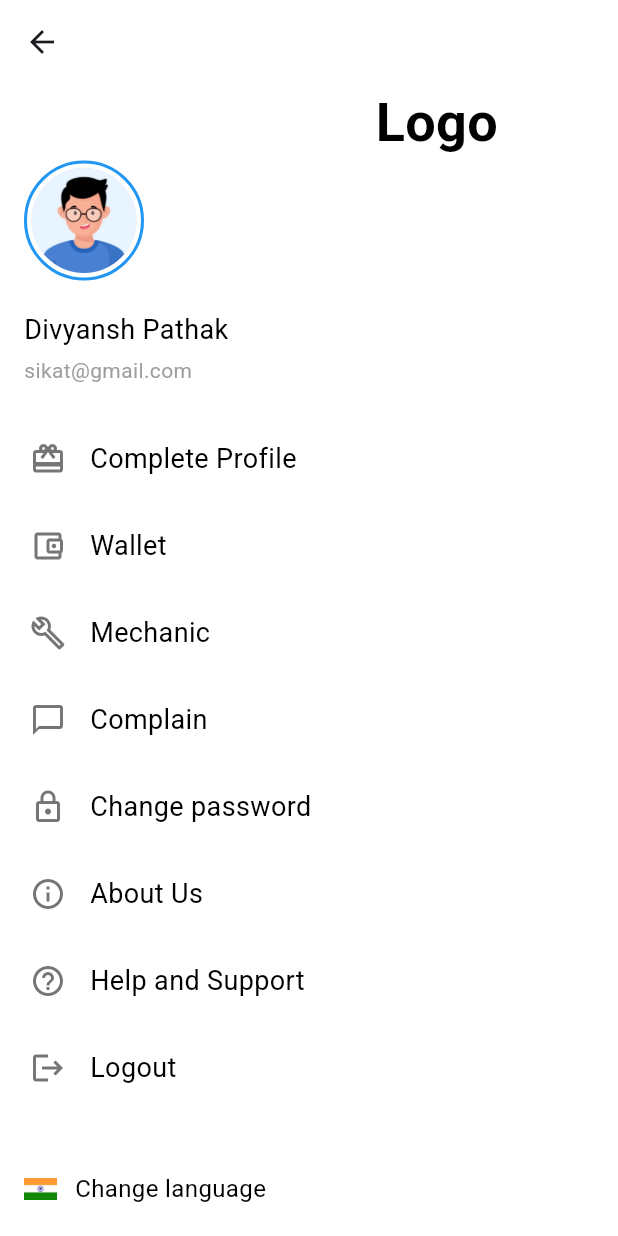
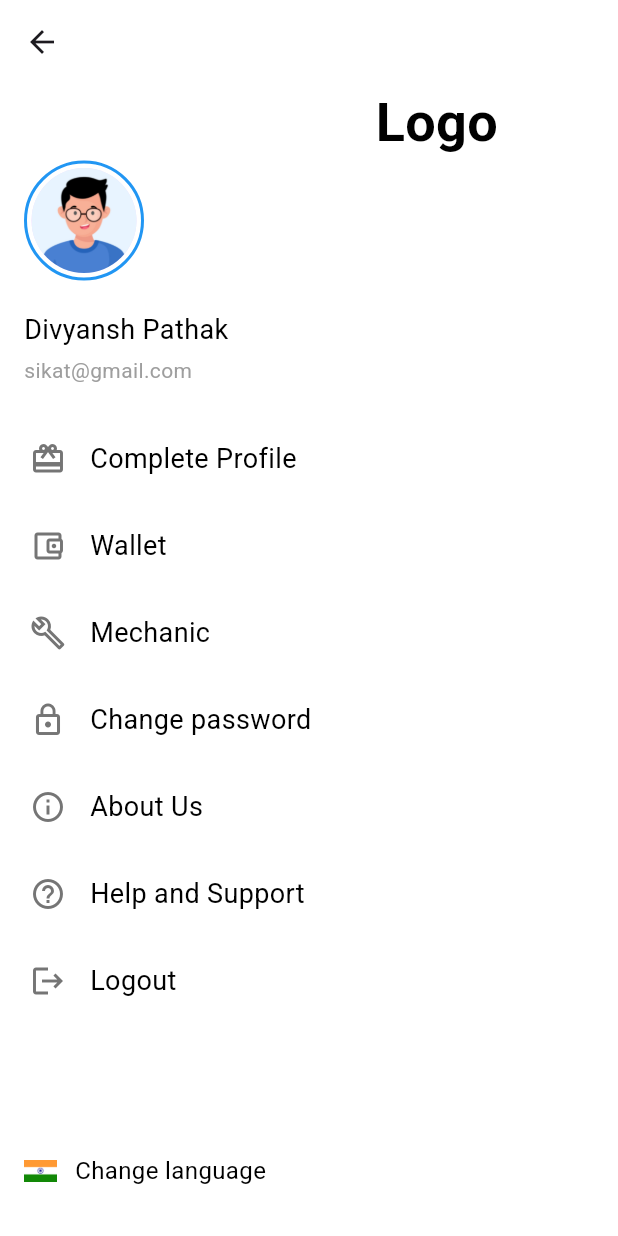
Before and after one commit to sikatienterprises/tukugo-driver, a Flutter app: the HomeScreen screen opened by its route, after a tap on the "menu" icon, on a phone screen of 412 x 824 dp. Run offline on Flutter 3.47's test engine with Material 3 defaults, Android fonts, the phone set to English and light mode, and no system bars; our stand-ins replace dotted_border, flutter_map, flutter_svg, go_router, image_picker, intl_phone_field and 1 more; project files that could hold a hidden picture were left out.

Commit message:
Fix: Fixed routing issues.

```diff
--- a/lib/screen/drawer/contactUs.dart
+++ b/lib/screen/drawer/contactUs.dart
@@ -1,5 +1,6 @@
 import 'package:flutter/material.dart';
 import 'package:intl_phone_field/intl_phone_field.dart';
+import 'package:tukugo/screen/drawer/chat.dart';
 
 class ContactUsScreen extends StatefulWidget {
   const ContactUsScreen({Key? key}) : super(key: key);
@@ -265,8 +266,8 @@ class _ContactUsScreenState extends State<ContactUsScreen> {
                 height: 50,
                 child: ElevatedButton(
                   onPressed: () {
-                    ScaffoldMessenger.of(context).showSnackBar(
-                      const SnackBar(content: Text('Opening chat...')),
+                    Navigator.of(context, rootNavigator: true).push(
+                      MaterialPageRoute(builder: (context) => ChatScreen()),
                     );
                   },
                   style: ElevatedButton.styleFrom(
--- a/lib/screen/drawer/profile_drawer.dart
+++ b/lib/screen/drawer/profile_drawer.dart
@@ -3,6 +3,7 @@ import 'package:go_router/go_router.dart';
 import 'package:tukugo/auth/vehicle_selection_page.dart';
 import 'package:tukugo/screen/drawer/aboutUs.dart';
 import 'package:tukugo/screen/drawer/changeLanguage.dart';
+import 'package:tukugo/screen/drawer/contactUs.dart';
 import 'package:tukugo/screen/drawer/globals.dart';
 import 'package:tukugo/screen/drawer/wallet.dart';
 import 'package:tukugo/screen/drawer/change-password.dart';
@@ -93,7 +94,10 @@ class _ProfileScreenState extends State<ProfileScreen> {
                   Icons.card_giftcard_outlined,
                   'Complete Profile',
                   onTap: () {
-                    context.push('/');
+                    Navigator.of(context, rootNavigator: true).push(
+                      MaterialPageRoute(
+                          builder: (context) => VehicleSelectionPage()),
+                    );
                   },
                 ),
                 _buildMenuItem(
@@ -106,7 +110,6 @@ class _ProfileScreenState extends State<ProfileScreen> {
                   },
                 ),
                 _buildMenuItem(Icons.build_outlined, 'Mechanic'),
-                _buildMenuItem(Icons.chat_bubble_outline, 'Complain'),
                 _buildMenuItem(
                   Icons.lock_outline,
                   'Change password',
@@ -124,7 +127,16 @@ class _ProfileScreenState extends State<ProfileScreen> {
                     );
                   },
                 ),
-                _buildMenuItem(Icons.help_outline, 'Help and Support'),
+                _buildMenuItem(
+                  Icons.help_outline,
+                  'Help and Support',
+                  onTap: () {
+                    Navigator.of(context, rootNavigator: true).push(
+                      MaterialPageRoute(
+                          builder: (context) => ContactUsScreen()),
+                    );
+                  },
+                ),
                 _buildMenuItem(Icons.logout, 'Logout', onTap: () {
                   showDialog(
                     context: context,
@@ -143,9 +155,8 @@ class _ProfileScreenState extends State<ProfileScreen> {
           // Language Section
           Container(
             padding: const EdgeInsets.only(
-              top: 24,
               left: 16,
-              bottom: 20,
+              bottom: 32,
             ),
             child: Row(
               children: [
--- a/lib/screen/home_screen.dart
+++ b/lib/screen/home_screen.dart
@@ -156,8 +156,8 @@ class _HomeScreenState extends State<HomeScreen> {
                             horizontal: 40, vertical: 80),
                         child: Column(
                           children: [
-                            Image.network(
-                              'https://i.ibb.co/C33QCK2M/7610-removebg-preview.png',
+                            Image.asset(
+                              'assets/Homecenter.png',
                             ),
                             SizedBox(height: 30),
                             Text(
```
Also changed, not shown: lib/auth/vehicle_selection_page.dart (+24 -13 lines), lib/auth/verification_screen01.dart (+12 -8 lines), lib/screen/drawer/add_money.dart (+6 -5 lines), lib/screen/drawer/method_selection.dart (+21 -16 lines), lib/screen/drawer/transaction.dart (+6 -1 lines), lib/screen/open-splash.dart (+26 -13 lines).
